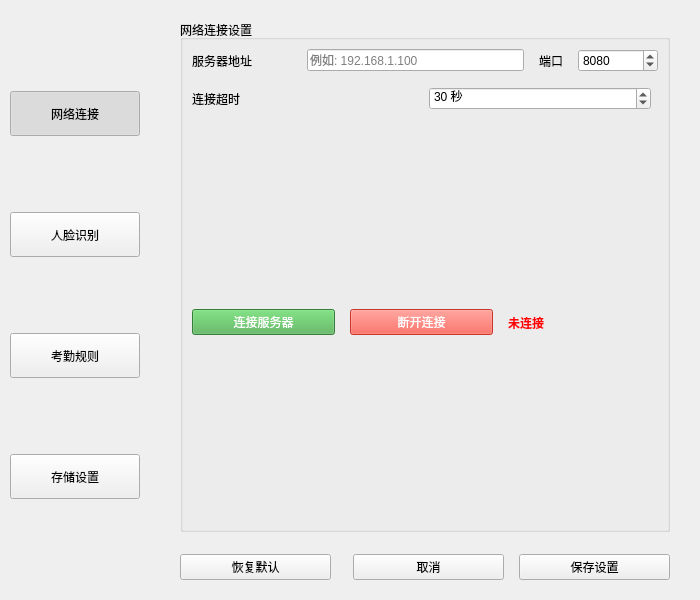
Old version of the form UI/setwindow.ui in the repository HeQiTZD/Triple-terminal-Attendance-Punching-System.
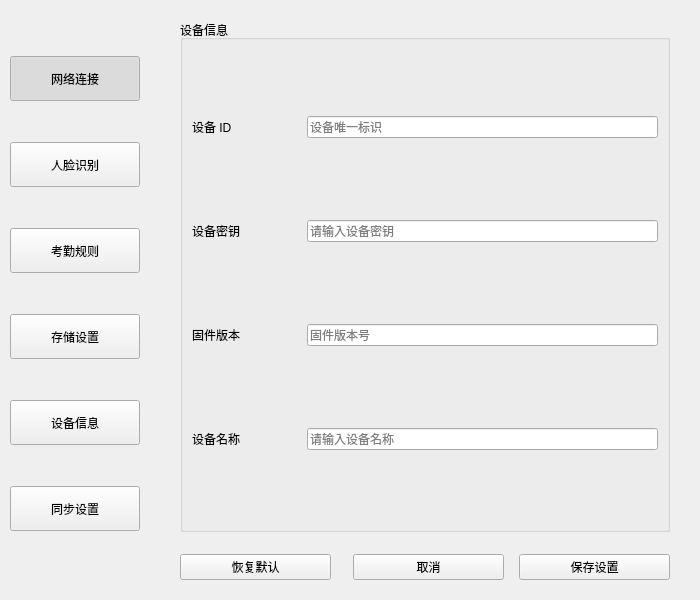
New version of the form. The open tabs and pages were chosen to show the change.

Patch:
```diff
--- a/UI/setwindow.ui
+++ b/UI/setwindow.ui
@@ -144,6 +144,44 @@
         </property>
        </widget>
       </item>
+      <item>
+       <widget class="QPushButton" name="btnDevice">
+        <property name="minimumSize">
+         <size>
+          <width>0</width>
+          <height>45</height>
+         </size>
+        </property>
+        <property name="text">
+         <string>设备信息</string>
+        </property>
+        <property name="checkable">
+         <bool>true</bool>
+        </property>
+        <property name="autoExclusive">
+         <bool>true</bool>
+        </property>
+       </widget>
+      </item>
+      <item>
+       <widget class="QPushButton" name="btnSync">
+        <property name="minimumSize">
+         <size>
+          <width>0</width>
+          <height>45</height>
+         </size>
+        </property>
+        <property name="text">
+         <string>同步设置</string>
+        </property>
+        <property name="checkable">
+         <bool>true</bool>
+        </property>
+        <property name="autoExclusive">
+         <bool>true</bool>
+        </property>
+       </widget>
+      </item>
       <item>
        <spacer name="navSpacer">
         <property name="orientation">
@@ -866,6 +904,239 @@
           </item>
          </layout>
         </widget>
+        <!-- 设备信息页面 -->
+        <widget class="QWidget" name="pageDevice">
+         <layout class="QVBoxLayout" name="devicePageLayout">
+          <property name="spacing">
+           <number>20</number>
+          </property>
+          <property name="leftMargin">
+           <number>0</number>
+          </property>
+          <property name="topMargin">
+           <number>0</number>
+          </property>
+          <property name="rightMargin">
+           <number>0</number>
+          </property>
+          <property name="bottomMargin">
+           <number>0</number>
+          </property>
+          <item>
+           <widget class="QGroupBox" name="deviceGroup">
+            <property name="title">
+             <string>设备信息</string>
+            </property>
+            <layout class="QVBoxLayout" name="deviceLayout">
+             <property name="spacing">
+              <number>15</number>
+             </property>
+             <item>
+              <layout class="QHBoxLayout" name="deviceIdLayout">
+               <item>
+                <widget class="QLabel" name="labelDeviceId">
+                 <property name="minimumSize">
+                  <size>
+                   <width>100</width>
+                   <height>0</height>
+                  </size>
+                 </property>
+                 <property name="text">
+                  <string>设备 ID</string>
+                 </property>
+                </widget>
+               </item>
+               <item>
+                <widget class="QLineEdit" name="lineEditDeviceId">
+                 <property name="readOnly">
+                  <bool>true</bool>
+                 </property>
+                 <property name="placeholderText">
+                  <string>设备唯一标识</string>
+                 </property>
+                </widget>
+               </item>
+              </layout>
+             </item>
+             <item>
+              <layout class="QHBoxLayout" name="deviceKeyLayout">
+               <item>
+                <widget class="QLabel" name="labelDeviceKey">
+                 <property name="minimumSize">
+                  <size>
+                   <width>100</width>
+                   <height>0</height>
+                  </size>
+                 </property>
+                 <property name="text">
+                  <string>设备密钥</string>
+                 </property>
+                </widget>
+               </item>
+               <item>
+                <widget class="QLineEdit" name="lineEditDeviceKey">
+                 <property name="echoMode">
+                  <enum>QLineEdit::EchoMode::Password</enum>
+                 </property>
+                 <property name="placeholderText">
+                  <string>请输入设备密钥</string>
+                 </property>
+                </widget>
+               </item>
+              </layout>
+             </item>
+             <item>
+              <layout class="QHBoxLayout" name="fwVersionLayout">
+               <item>
+                <widget class="QLabel" name="labelFwVersion">
+                 <property name="minimumSize">
+                  <size>
+                   <width>100</width>
+                   <height>0</height>
+                  </size>
+                 </property>
+                 <property name="text">
+                  <string>固件版本</string>
+                 </property>
+                </widget>
+               </item>
+               <item>
+                <widget class="QLineEdit" name="lineEditFwVersion">
+                 <property name="readOnly">
+                  <bool>true</bool>
+                 </property>
+                 <property name="placeholderText">
+                  <string>固件版本号</string>
+                 </property>
+                </widget>
+               </item>
+              </layout>
+             </item>
+             <item>
+              <layout class="QHBoxLayout" name="deviceNameLayout">
+               <item>
+                <widget class="QLabel" name="labelDeviceName">
+                 <property name="minimumSize">
+                  <size>
+                   <width>100</width>
+                   <height>0</height>
+                  </size>
+                 </property>
+                 <property name="text">
+                  <string>设备名称</string>
+                 </property>
+                </widget>
+               </item>
+               <item>
+                <widget class="QLineEdit" name="lineEditDeviceName">
+                 <property name="placeholderText">
+                  <string>请输入设备名称</string>
+                 </property>
+                </widget>
+               </item>
+              </layout>
+             </item>
+            </layout>
+           </widget>
+          </item>
+          <item>
+           <spacer name="deviceSpacer">
+            <property name="orientation">
+             <enum>Qt::Orientation::Vertical</enum>
+            </property>
+           </spacer>
+          </item>
+         </layout>
+        </widget>
+        <!-- 同步设置页面 -->
+        <widget class="QWidget" name="pageSync">
+         <layout class="QVBoxLayout" name="syncPageLayout">
+          <property name="spacing">
+           <number>20</number>
+          </property>
+          <property name="leftMargin">
+           <number>0</number>
+          </property>
+          <property name="topMargin">
+           <number>0</number>
+          </property>
+          <property name="rightMargin">
+           <number>0</number>
+          </property>
+          <property name="bottomMargin">
+           <number>0</number>
+          </property>
+          <item>
+           <widget class="QGroupBox" name="syncGroup">
+            <property name="title">
+             <string>同步设置</string>
+            </property>
+            <layout class="QVBoxLayout" name="syncLayout">
+             <property name="spacing">
+              <number>15</number>
+             </property>
+             <item>
+              <widget class="QCheckBox" name="checkBoxAutoSync">
+               <property name="text">
+                <string>连接后自动同步</string>
+               </property>
+               <property name="checked">
+                <bool>true</bool>
+               </property>
+              </widget>
+             </item>
+             <item>
+              <layout class="QHBoxLayout" name="syncTimeoutLayout">
+               <item>
+                <widget class="QLabel" name="labelSyncTimeout">
+                 <property name="minimumSize">
+                  <size>
+                   <width>100</width>
+                   <height>0</height>
+                  </size>
+                 </property>
+                 <property name="text">
+                  <string>同步超时</string>
+                 </property>
+                </widget>
+               </item>
+               <item>
+                <widget class="QSpinBox" name="spinBoxSyncTimeout">
+                 <property name="suffix">
+                  <string> 秒</string>
+                 </property>
+                 <property name="minimum">
+                  <number>60</number>
+                 </property>
+                 <property name="maximum">
+                  <number>600</number>
+                 </property>
+                 <property name="value">
+                  <number>300</number>
+                 </property>
+                </widget>
+               </item>
+               <item>
+                <spacer name="syncTimeoutSpacer">
+                 <property name="orientation">
+                  <enum>Qt::Orientation::Horizontal</enum>
+                 </property>
+                </spacer>
+               </item>
+              </layout>
+             </item>
+            </layout>
+           </widget>
+          </item>
+          <item>
+           <spacer name="syncSpacer">
+            <property name="orientation">
+             <enum>Qt::Orientation::Vertical</enum>
+            </property>
+           </spacer>
+          </item>
+         </layout>
+        </widget>
        </widget>
       </item>
       <item>
```
